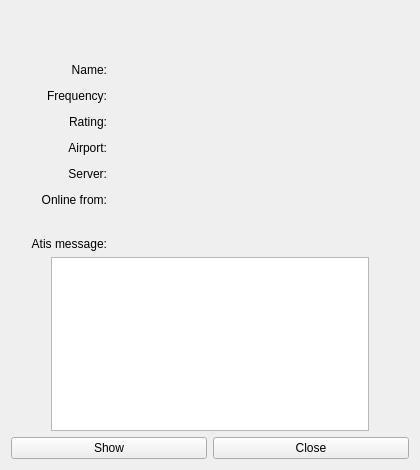
This is source/ui/windows/atcdetailswindow.ui in Vatsinator/vatsinator-legacy as Qt 5 draws it before an edit. The edited form follows.
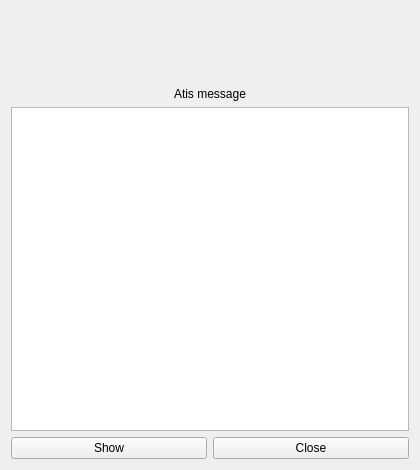
This is the edited form. Icons and pictures are not drawn. Custom widgets are drawn as their Qt base class.

Diff of the .ui file:
```diff
--- a/source/ui/windows/atcdetailswindow.ui
+++ b/source/ui/windows/atcdetailswindow.ui
@@ -20,16 +20,11 @@
    <iconset resource="../resources/imgs.qrc">
     <normaloff>:/mainIcon/icon.png</normaloff>:/mainIcon/icon.png</iconset>
   </property>
-  <layout class="QVBoxLayout" name="verticalLayout_2">
+  <layout class="QVBoxLayout" name="verticalLayout_2" stretch="0,1,0">
    <item>
     <layout class="QVBoxLayout" name="verticalLayout">
      <item>
       <widget class="QLabel" name="CallsignLabel">
-       <property name="font">
-        <font>
-         <pointsize>14</pointsize>
-        </font>
-       </property>
        <property name="text">
         <string/>
        </property>
@@ -40,11 +35,6 @@
      </item>
      <item>
       <widget class="QLabel" name="FacilityLabel">
-       <property name="font">
-        <font>
-         <pointsize>10</pointsize>
-        </font>
-       </property>
        <property name="text">
         <string/>
        </property>
@@ -56,328 +46,45 @@
     </layout>
    </item>
    <item>
-    <layout class="QGridLayout" name="gridLayout_2" columnstretch="0,0,0">
-     <property name="leftMargin">
-      <number>20</number>
-     </property>
-     <property name="rightMargin">
-      <number>60</number>
-     </property>
-     <item row="1" column="0">
-      <widget class="QLabel" name="FrequencyLabelDesc">
-       <property name="text">
-        <string>Frequency:</string>
-       </property>
-       <property name="alignment">
-        <set>Qt::AlignRight|Qt::AlignTrailing|Qt::AlignVCenter</set>
-       </property>
-      </widget>
+    <layout class="QVBoxLayout" name="verticalLayout_3">
+     <item>
+      <widget class="InfoLabel" name="NameLabel" native="true"/>
      </item>
-     <item row="3" column="1">
-      <spacer name="horizontalSpacer_9">
-       <property name="orientation">
-        <enum>Qt::Horizontal</enum>
-       </property>
-       <property name="sizeType">
-        <enum>QSizePolicy::Fixed</enum>
-       </property>
-       <property name="sizeHint" stdset="0">
-        <size>
-         <width>13</width>
-         <height>20</height>
-        </size>
-       </property>
-      </spacer>
+     <item>
+      <widget class="InfoLabel" name="FrequencyLabel" native="true"/>
      </item>
-     <item row="2" column="2">
-      <widget class="QLabel" name="RatingLabel">
-       <property name="sizePolicy">
-        <sizepolicy hsizetype="Expanding" vsizetype="Preferred">
-         <horstretch>0</horstretch>
-         <verstretch>0</verstretch>
-        </sizepolicy>
-       </property>
-       <property name="text">
-        <string/>
-       </property>
-      </widget>
+     <item>
+      <widget class="InfoLabel" name="RatingLabel" native="true"/>
      </item>
-     <item row="5" column="2">
-      <widget class="QLabel" name="TimeOnlineLabel">
-       <property name="sizePolicy">
-        <sizepolicy hsizetype="Expanding" vsizetype="Preferred">
-         <horstretch>0</horstretch>
-         <verstretch>0</verstretch>
-        </sizepolicy>
-       </property>
-       <property name="text">
-        <string/>
-       </property>
-      </widget>
+     <item>
+      <widget class="InfoLabel" name="AirportLabel" native="true"/>
      </item>
-     <item row="0" column="0">
-      <widget class="QLabel" name="NameLabelDesc">
-       <property name="maximumSize">
-        <size>
-         <width>91</width>
-         <height>16777215</height>
-        </size>
-       </property>
-       <property name="text">
-        <string>Name:</string>
-       </property>
-       <property name="alignment">
-        <set>Qt::AlignRight|Qt::AlignTrailing|Qt::AlignVCenter</set>
-       </property>
-      </widget>
+     <item>
+      <widget class="InfoLabel" name="ServerLabel" native="true"/>
      </item>
-     <item row="4" column="1">
-      <spacer name="horizontalSpacer_8">
-       <property name="orientation">
-        <enum>Qt::Horizontal</enum>
-       </property>
-       <property name="sizeType">
-        <enum>QSizePolicy::Fixed</enum>
-       </property>
-       <property name="sizeHint" stdset="0">
-        <size>
-         <width>13</width>
-         <height>20</height>
-        </size>
-       </property>
-      </spacer>
+     <item>
+      <widget class="InfoLabel" name="TimeOnlineLabel" native="true"/>
      </item>
-     <item row="7" column="0">
-      <widget class="QLabel" name="AtisMessageLabelDesc">
+     <item>
+      <widget class="QLabel" name="AtisMessageLabel">
        <property name="text">
-        <string>Atis message:</string>
+        <string>Atis message</string>
        </property>
        <property name="alignment">
-        <set>Qt::AlignRight|Qt::AlignTrailing|Qt::AlignVCenter</set>
+        <set>Qt::AlignCenter</set>
        </property>
       </widget>
-     </item>
-     <item row="3" column="0">
-      <widget class="QLabel" name="AirportLabelDesc">
-       <property name="text">
-        <string>Airport:</string>
-       </property>
-       <property name="alignment">
-        <set>Qt::AlignRight|Qt::AlignTrailing|Qt::AlignVCenter</set>
-       </property>
-      </widget>
-     </item>
-     <item row="1" column="1">
-      <spacer name="horizontalSpacer_13">
-       <property name="orientation">
-        <enum>Qt::Horizontal</enum>
-       </property>
-       <property name="sizeType">
-        <enum>QSizePolicy::Fixed</enum>
-       </property>
-       <property name="sizeHint" stdset="0">
-        <size>
-         <width>13</width>
-         <height>20</height>
-        </size>
-       </property>
-      </spacer>
-     </item>
-     <item row="4" column="2">
-      <widget class="QLabel" name="ServerLabel">
-       <property name="sizePolicy">
-        <sizepolicy hsizetype="Expanding" vsizetype="Preferred">
-         <horstretch>0</horstretch>
-         <verstretch>0</verstretch>
-        </sizepolicy>
-       </property>
-       <property name="text">
-        <string/>
-       </property>
-      </widget>
-     </item>
-     <item row="2" column="1">
-      <spacer name="horizontalSpacer_11">
-       <property name="orientation">
-        <enum>Qt::Horizontal</enum>
-       </property>
-       <property name="sizeType">
-        <enum>QSizePolicy::Fixed</enum>
-       </property>
-       <property name="sizeHint" stdset="0">
-        <size>
-         <width>13</width>
-         <height>20</height>
-        </size>
-       </property>
-      </spacer>
-     </item>
-     <item row="0" column="1">
-      <spacer name="horizontalSpacer_14">
-       <property name="orientation">
-        <enum>Qt::Horizontal</enum>
-       </property>
-       <property name="sizeType">
-        <enum>QSizePolicy::Fixed</enum>
-       </property>
-       <property name="sizeHint" stdset="0">
-        <size>
-         <width>13</width>
-         <height>20</height>
-        </size>
-       </property>
-      </spacer>
-     </item>
-     <item row="4" column="0">
-      <widget class="QLabel" name="ServerLabelDesc">
-       <property name="text">
-        <string>Server:</string>
-       </property>
-       <property name="alignment">
-        <set>Qt::AlignRight|Qt::AlignTrailing|Qt::AlignVCenter</set>
-       </property>
-      </widget>
-     </item>
-     <item row="5" column="0">
-      <widget class="QLabel" name="TimeOnlineLabelDesc">
-       <property name="text">
-        <string>Online from:</string>
-       </property>
-       <property name="alignment">
-        <set>Qt::AlignRight|Qt::AlignTrailing|Qt::AlignVCenter</set>
-       </property>
-      </widget>
-     </item>
-     <item row="1" column="2">
-      <widget class="QLabel" name="FrequencyLabel">
-       <property name="sizePolicy">
-        <sizepolicy hsizetype="Expanding" vsizetype="Preferred">
-         <horstretch>0</horstretch>
-         <verstretch>0</verstretch>
-        </sizepolicy>
-       </property>
-       <property name="text">
-        <string/>
-       </property>
-      </widget>
-     </item>
-     <item row="3" column="2">
-      <widget class="QLabel" name="AirportLabel">
-       <property name="sizePolicy">
-        <sizepolicy hsizetype="Expanding" vsizetype="Preferred">
-         <horstretch>0</horstretch>
-         <verstretch>0</verstretch>
-        </sizepolicy>
-       </property>
-       <property name="text">
-        <string/>
-       </property>
-      </widget>
-     </item>
-     <item row="2" column="0">
-      <widget class="QLabel" name="RatingLabelDesc">
-       <property name="text">
-        <string>Rating:</string>
-       </property>
-       <property name="alignment">
-        <set>Qt::AlignRight|Qt::AlignTrailing|Qt::AlignVCenter</set>
-       </property>
-      </widget>
-     </item>
-     <item row="0" column="2">
-      <widget class="QLabel" name="NameLabel">
-       <property name="sizePolicy">
-        <sizepolicy hsizetype="Expanding" vsizetype="Preferred">
-         <horstretch>0</horstretch>
-         <verstretch>0</verstretch>
-        </sizepolicy>
-       </property>
-       <property name="text">
-        <string/>
-       </property>
-      </widget>
-     </item>
-     <item row="6" column="0">
-      <spacer name="verticalSpacer">
-       <property name="orientation">
-        <enum>Qt::Vertical</enum>
-       </property>
-       <property name="sizeHint" stdset="0">
-        <size>
-         <width>20</width>
-         <height>40</height>
-        </size>
-       </property>
-      </spacer>
-     </item>
-     <item row="5" column="1">
-      <spacer name="horizontalSpacer_3">
-       <property name="orientation">
-        <enum>Qt::Horizontal</enum>
-       </property>
-       <property name="sizeType">
-        <enum>QSizePolicy::Fixed</enum>
-       </property>
-       <property name="sizeHint" stdset="0">
-        <size>
-         <width>13</width>
-         <height>20</height>
-        </size>
-       </property>
-      </spacer>
-     </item>
-    </layout>
-   </item>
-   <item>
-    <layout class="QHBoxLayout" name="horizontalLayout_3">
-     <item>
-      <spacer name="horizontalSpacer">
-       <property name="orientation">
-        <enum>Qt::Horizontal</enum>
-       </property>
-       <property name="sizeType">
-        <enum>QSizePolicy::Fixed</enum>
-       </property>
-       <property name="sizeHint" stdset="0">
-        <size>
-         <width>40</width>
-         <height>20</height>
-        </size>
-       </property>
-      </spacer>
      </item>
      <item>
       <widget class="QPlainTextEdit" name="AtisMessageField">
-       <property name="enabled">
-        <bool>true</bool>
-       </property>
        <property name="horizontalScrollBarPolicy">
         <enum>Qt::ScrollBarAlwaysOff</enum>
        </property>
        <property name="readOnly">
         <bool>true</bool>
        </property>
-       <property name="textInteractionFlags">
-        <set>Qt::TextSelectableByKeyboard|Qt::TextSelectableByMouse</set>
-       </property>
       </widget>
      </item>
-     <item>
-      <spacer name="horizontalSpacer_2">
-       <property name="orientation">
-        <enum>Qt::Horizontal</enum>
-       </property>
-       <property name="sizeType">
-        <enum>QSizePolicy::Fixed</enum>
-       </property>
-       <property name="sizeHint" stdset="0">
-        <size>
-         <width>40</width>
-         <height>20</height>
-        </size>
-       </property>
-      </spacer>
-     </item>
     </layout>
    </item>
    <item>
@@ -387,6 +94,9 @@
        <property name="text">
         <string>Show</string>
        </property>
+       <property name="icon">
+        <iconset theme="go-jump"/>
+       </property>
       </widget>
      </item>
      <item>
@@ -400,6 +110,14 @@
    </item>
   </layout>
  </widget>
+ <customwidgets>
+  <customwidget>
+   <class>InfoLabel</class>
+   <extends>QWidget</extends>
+   <header>ui/widgets/infolabel.h</header>
+   <container>1</container>
+  </customwidget>
+ </customwidgets>
  <resources>
   <include location="../resources/imgs.qrc"/>
  </resources>
```
